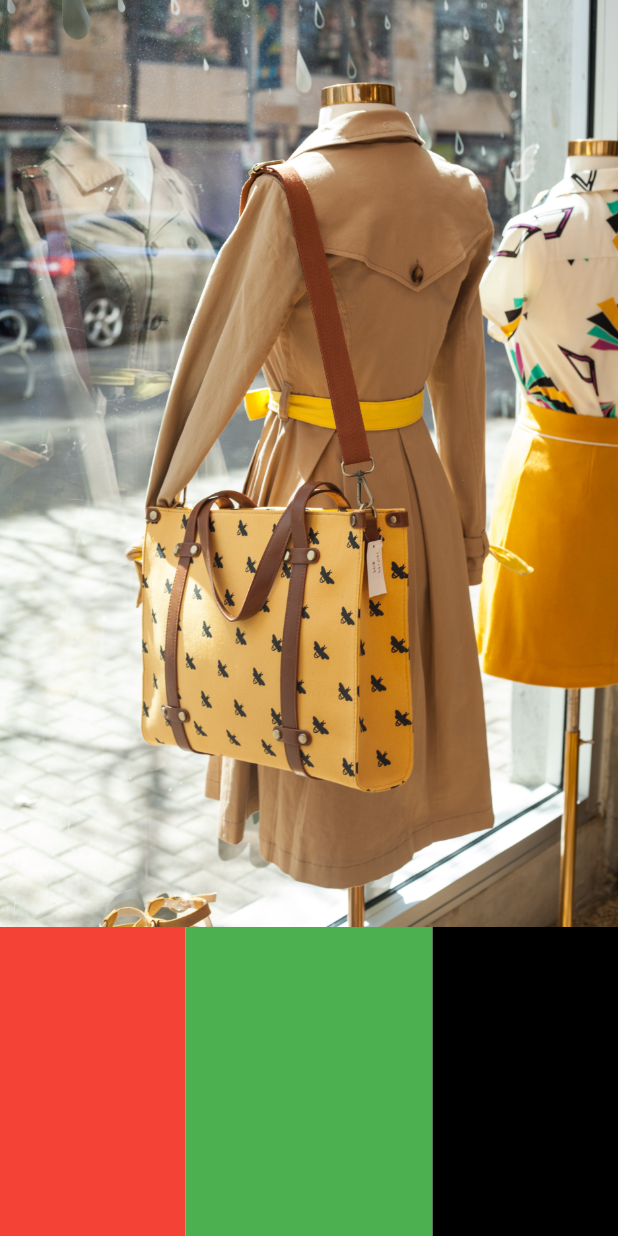
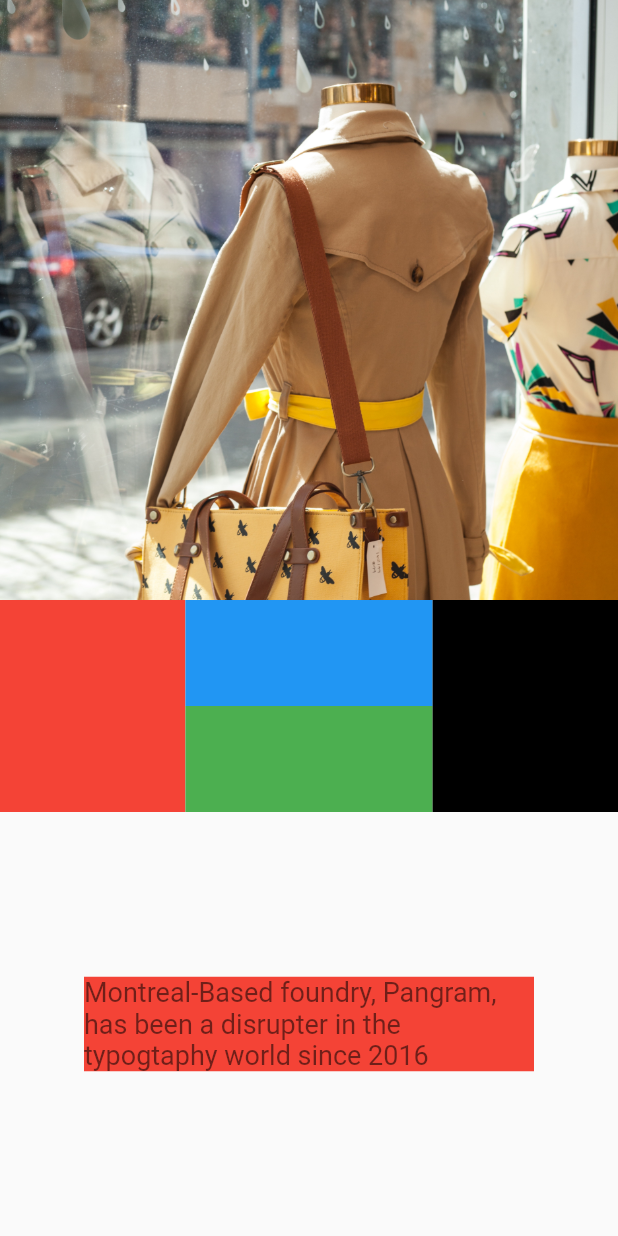
Before and after one commit to Thr93Satar/hiring_academy, a Flutter app: the screen it shows after launch, on a phone screen of 412 x 824 dp. Run offline on Flutter 3.47's test engine with Material 2 defaults, Android fonts, the phone set to English and light mode, and no system bars.

Commit message:
Making progress :DDDDD i am so happy.

```diff
--- a/lib/main.dart
+++ b/lib/main.dart
@@ -5,7 +5,7 @@
   runApp(const MyApp());
 }
 
-class MyApp extends StatelessWidget{
+class MyApp extends StatelessWidget {
   const MyApp({Key? key}) : super(key: key);
 
   @override
@@ -15,10 +15,16 @@
         body: Column(
             children: [
               Expanded(
-              child: Stack (
-              children:  [
-               Row(
+                child: Stack(
                   children: [
+                    Expanded(
+                      flex: 5,
+                      child: Column(
+                        mainAxisAlignment: MainAxisAlignment.end,
+                        children: [
+                          SizedBox(
+                            height: 400,
+                          ),
                           Expanded(
                             child: Row ( //row 6
                                 children: [
@@ -76,101 +82,36 @@
                                   ),
                                 ]
                             ),
-              )
+                          ),
+                          Expanded(
+                            flex : 2,
+                            child: Row(
+                              mainAxisAlignment: MainAxisAlignment.center,
+                              children: [
+                                Container(
+                                  width: 300,
+                                  decoration: const BoxDecoration(
+                                    color: Colors.red,
+                                  ),
+                                  child: const Text(
+                                    'Montreal-Based foundry, Pangram, has been a disrupter in the typogtaphy world since 2016',
+                                    textAlign: TextAlign.start,
+                                    style: TextStyle(
+                                      fontSize: 18,
+                                      color: Colors.black54,
+                                    ),
+                                  ),
+                                ),
                               ],
                             ),
-
-
-          //       Column(
-          //         children: [
-          //       Expanded(
-          //         child: Column(
-          //           children: [
-          //             Expanded(
-          //             child: Row ( // ------------------------- Pricing and Like
-          //                 children: [
-          //                   Expanded(
-          //                     flex: 3,
-          //                     child: Container(
-          //                       decoration: const BoxDecoration(
-          //                         color: Colors.red,
-          //                       ),
-          //                     ),
-          //                   ),
-          //                   Expanded(
-          //                       flex: 4,
-          //                       child: Column(
-          //                         children: [
-          //                           Expanded(
-          //                             child: Row(
-          //                               crossAxisAlignment: CrossAxisAlignment.start,
-          //                               children: [
-          //                                 Expanded(
-          //                                   flex: 4,
-          //                                   child: Container(
-          //                                     decoration: const BoxDecoration(
-          //                                       color: Colors.blue,
-          //                                     ),
-          //                                   ),
-          //                                 )
-          //                               ],
-          //                             ),
-          //                           ),
-          //                           Expanded(
-          //                             child: Row (
-          //                               children: [
-          //                                 Expanded(
-          //                                   flex: 4,
-          //                                   child: Container(
-          //                                     decoration: const BoxDecoration(
-          //                                       color: Colors.green,
-          //                                     ),
-          //                                   ),
-          //                                 )
-          //                               ],
-          //                             ),
-          //                           )
-          //                         ],
-          //
-          //                       )),
-          //                   Expanded(
-          //                     flex: 3,
-          //                     child: Container(
-          //                       decoration: const BoxDecoration(
-          //                         color: Colors.black,
-          //                       ),
-          //                     ),
-          //                   ),
-          //                 ]
-          //             ),
-          //           ),
-          //             Expanded(
-          //               child: Row (
-          //                 mainAxisAlignment: MainAxisAlignment.center,
-          //                 children: [
-          //                   Container(
-          //                     width: 300,
-          //                     child: const Text (
-          //                         'Montreal-Based foundry, Pangram, has been a disrupter in the typogtaphy world since 2016',
-          //                       textAlign: TextAlign.start,
-          //                       style: TextStyle(
-          //                         fontSize: 18,
-          //                       color: Colors.black54,
-          //                     ),
-          //                      ),
-          //                   ),
-          //                 ],
-          //               ),
-          //             )
-          //
-          //          ]
-          //         ),
-          //       )
-          //     ],
-          // ),
-                Image.asset(
-                  'assets/pexels-timothy-paule-ii-2002717.jpg',
-                  scale: 9,
+                          ),
+                        ],
+                      ),
+                    ),
+                    SizedBox(
+                      height: 400,
+                      width: double.infinity,
+                      child: Image.asset('assets/pexels-timothy-paule-ii-2002717.jpg', fit: BoxFit.fitWidth , alignment: Alignment.topCenter,),
                     ),
                   ]
                 ),
@@ -179,7 +120,5 @@
         ),
       ),
     );
-
-
   }
 }
```
Also changed, not shown: lib/Trash code.dart (added, +193 -0 lines). Lines whose indentation alone changed are shown as unchanged.
